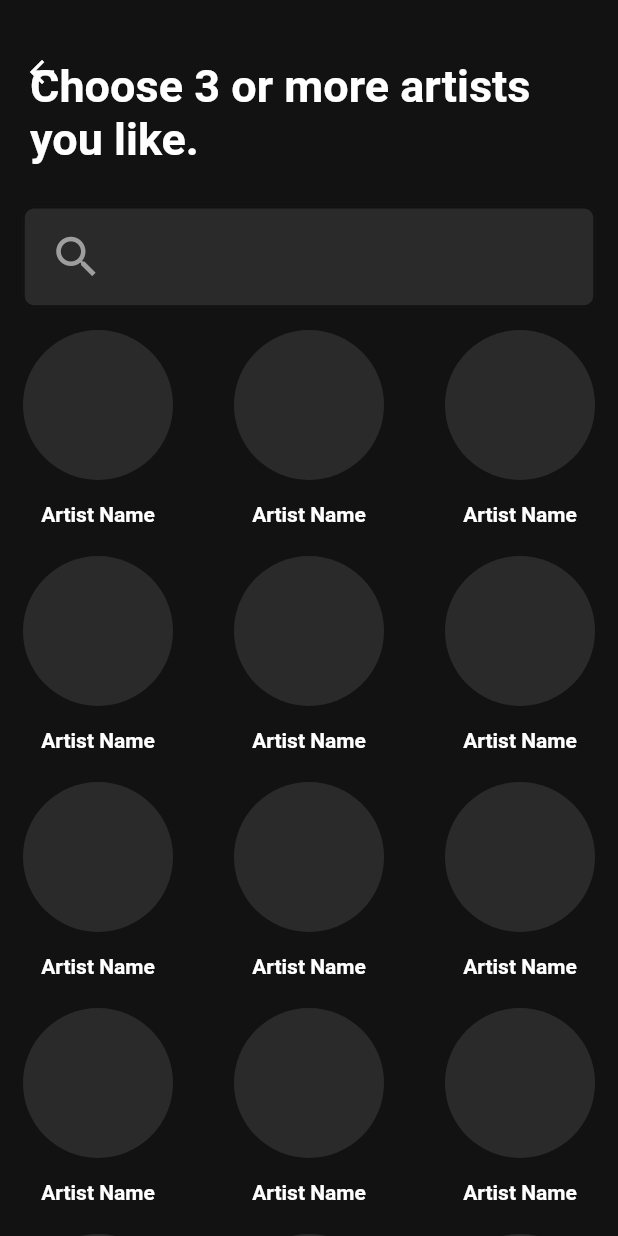
After one commit to MagdyLaban/Spotify, a Flutter app: the ArtistsScreen screen opened by its route, on a phone screen of 412 x 824 dp. The commit adds this screen. Run offline on Flutter 3.47's test engine with Material 2 defaults, Android fonts, the light colour scheme and no system bars.

Commit message:
add screens,organize the code

```diff
--- /dev/null
+++ b/lib/components/artist_tile.dart
@@ -0,0 +1,22 @@
+import 'package:flutter/material.dart';
+
+class ArtistTile extends StatelessWidget {
+  @override
+  Widget build(BuildContext context) {
+    return Column(
+      mainAxisSize: MainAxisSize.max,
+      mainAxisAlignment: MainAxisAlignment.spaceBetween,
+      children: <Widget>[
+        Container(
+          width: 100,
+          height: 100,
+          decoration: BoxDecoration(
+              color: Color(0xff2A2A2A),
+              borderRadius: BorderRadius.circular(200)
+          ),
+        ),
+        Text('Artist Name',style: TextStyle(color: Colors.white,fontWeight: FontWeight.bold,fontSize: 14),)
+      ],
+    );
+  }
+}
--- /dev/null
+++ b/lib/screens/artists_screen.dart
@@ -0,0 +1,31 @@
+import 'package:flutter/material.dart';
+import 'package:spotifynew/components/sliver_appbar_with_search.dart';
+import 'package:spotifynew/components/artists_tiles_sliver_grid.dart';
+
+class ArtistsScreen extends StatefulWidget {
+
+  static const String id = 'artists screen';
+
+  @override
+  _ArtistsScreenState createState() => _ArtistsScreenState();
+}
+
+class _ArtistsScreenState extends State<ArtistsScreen> {
+
+
+  @override
+  Widget build(BuildContext context) {
+    return Scaffold(
+      backgroundColor: Color(0xff121212),
+      body: Padding(
+        padding: const EdgeInsets.only(top: 20),
+        child: CustomScrollView(
+          slivers: <Widget>[
+            SliverAppBarWithSearch(),
+            ArtistsTilesSliverGrid(),
+          ],
+        ),
+      ),
+    );
+  }
+}
--- a/lib/screens/home.dart
+++ b/lib/screens/home.dart
@@ -3,6 +3,8 @@ import 'package:spotifynew/components/rounded_button.dart';
 import 'package:spotifynew/utilities/constant.dart';
 
 class HomeScreen extends StatefulWidget {
+  static const String id = 'home screen';
+
   @override
   _HomeScreenState createState() => _HomeScreenState();
 }
--- a/lib/screens/splash.dart
+++ b/lib/screens/splash.dart
@@ -1,6 +1,7 @@
 import 'package:flutter/material.dart';
 
 class SplashScreen extends StatefulWidget {
+  static const String id = 'splash screen';
   @override
   _SplashScreenState createState() => _SplashScreenState();
 }
```
Also changed, not shown: lib/components/artists_tiles_sliver_grid.dart (added, +23 -0 lines), lib/components/sliver_appbar_with_search.dart (added, +32 -0 lines), lib/main.dart (+15 -1 lines), lib/utilities/constant.dart (+14 -0 lines), pubspec.lock.
